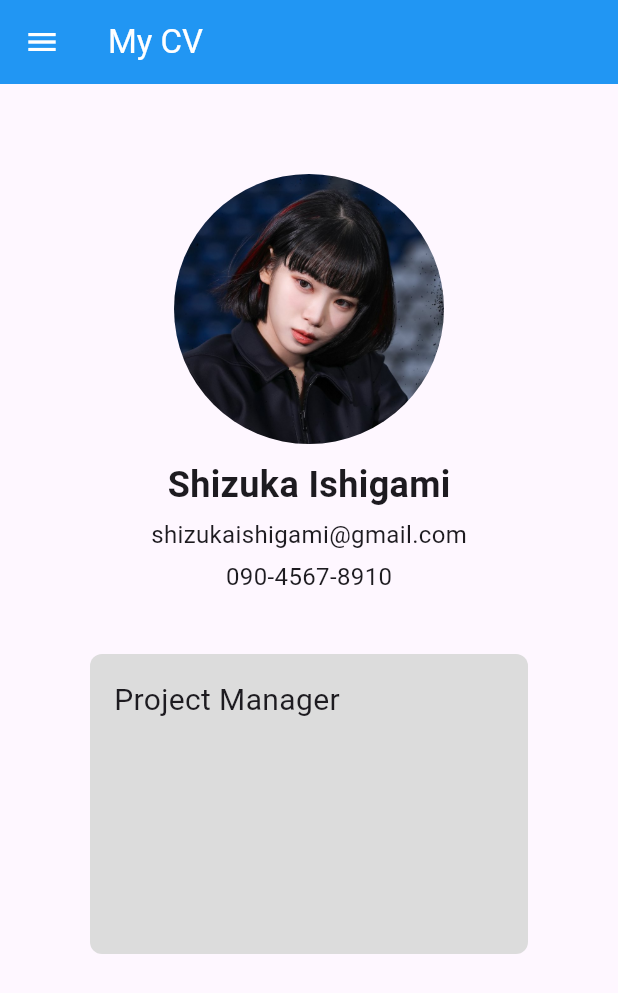
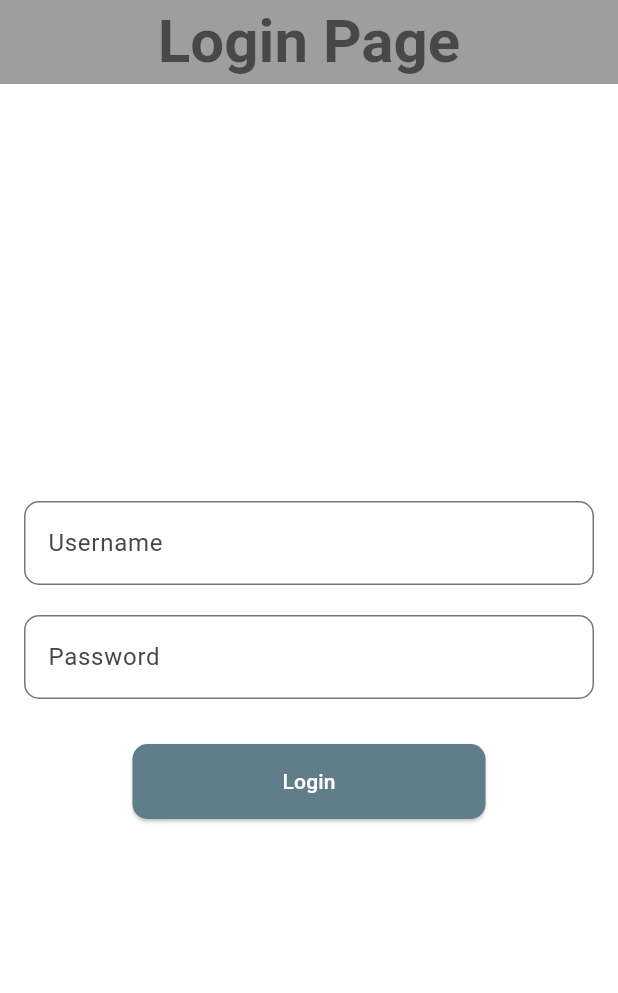
Before and after one commit to KazuMoment/CV-Application, a Flutter app: the screen it shows after launch, on a phone screen of 412 x 824 dp. Shown: the top 993 px of the screen. Run offline on Flutter 3.47's test engine with Material 3 defaults, Android fonts, the phone set to English and light mode, and no system bars; our stand-ins replace image_picker.

Commit message:
implemented the resume format

```diff
--- a/lib/main.dart
+++ b/lib/main.dart
@@ -1,91 +1,21 @@
+import 'package:cv/pages/login.dart';
+import 'package:cv/pages/skills.dart';
 import 'package:flutter/material.dart';
-import 'package:cv/navbar.dart';
+import 'package:cv/pages/home.dart';
+import 'package:cv/pages/education.dart';
+import 'package:cv/pages/projects.dart';
+import 'package:cv/pages/experience.dart';
 
 void main() {
-  runApp(const MyApp());
+  runApp(MaterialApp(
+    initialRoute: '/login',
+    routes: {
+      '/home': (context) => const MyCVPage(),
+      '/education': (context) => const EducationPage(),
+      '/skills': (context) => const SkillsPage(),
+      '/projects': (context) => const ProjectsPage(),
+      '/experience': (context) => const ExperiencePage(),
+      '/login': (context) => LoginPage(),
+    },
+  ));
 }
-
-class MyApp extends StatefulWidget {
-  const MyApp({super.key});
-
-  @override
-  State<MyApp> createState() => _MyAppState();
-}
-
-class _MyAppState extends State<MyApp> {
-  @override
-  Widget build(BuildContext context) {
-    return MaterialApp(
-      debugShowCheckedModeBanner: false,
-      home: Scaffold(
-        drawer: const NavBar(),
-        appBar: AppBar(
-          title: const Text("My CV"),
-          backgroundColor: Colors.blue,
-          foregroundColor: Colors.white,
-        ),
-        body: Padding(
-          padding: const EdgeInsets.all(60),
-          child: Column(
-            children: [
-              // Centered details
-              Center(
-                child: Column(
-                  mainAxisAlignment: MainAxisAlignment.start, // Align items to the top
-                  crossAxisAlignment: CrossAxisAlignment.center,
-                  children: [
-                    ClipOval(
-                      child: Image.asset(
-                        'images/profile.jpg',
-                        width: 180, // Set the desired width
-                        height: 180, // Set the desired height
-                        fit: BoxFit.cover,
-                      ),
-                    ),
-                    const SizedBox(height: 10), // Space between image and text
-                    const Text(
-                      'Shizuka Ishigami',
-                      style: TextStyle(fontSize: 24, fontWeight: FontWeight.bold),
-                    ),
-                    const SizedBox(height: 5), // Space between name and contact info
-                    const Text(
-                      'shizukaishigami@gmail.com',
-                      style: TextStyle(fontSize: 16),
-                    ),
-                    const SizedBox(height: 5),
-                    const Text(
-                      '090-4567-8910',
-                      style: TextStyle(fontSize: 16),
-                    ),
-                  ],
-                ),
-              ),
-              const SizedBox(height: 40), // Space between centered details and left-aligned text
-              // Left-aligned text
-              Align(
-                alignment: Alignment.topLeft,
-                child: Container(
-                  width: 400, height: 200,
-                  padding: const EdgeInsets.all(16),
-                  decoration: BoxDecoration(
-                    color: const Color.fromARGB(255, 220, 220, 220),
-                    borderRadius: BorderRadius.circular(8),
-                  ),
-                  child: const Column(
-                    crossAxisAlignment: CrossAxisAlignment.start,
-                    children: [
-                      Text(
-                        'Project Manager',
-                        style: TextStyle(fontSize: 20),
-                      ),
-                    ],
-                  ),
-                ),
-              ),
-            ],
-          ),
-        ),
-      ),
-    );
-  }
-}
--- /dev/null
+++ b/lib/pages/login.dart
@@ -0,0 +1,119 @@
+import 'package:flutter/material.dart';
+
+class LoginPage extends StatelessWidget {
+  final TextEditingController usernameText = TextEditingController();
+  final TextEditingController passwordText = TextEditingController();
+
+  void loginButton(BuildContext context) {
+    String username = usernameText.text;
+    String password = passwordText.text;
+
+    // Check if username and password are correct
+    if (username == 'kazumoment' && password == '12345') {
+      // login is successful, go to main.dart MyCVPage
+      Navigator.pushReplacementNamed(context, '/home');
+    } else if (username == '' || password == '') {
+      // if the username and/or password is empty go here
+      showDialog(
+        context: context,
+        builder: (BuildContext context) {
+          return AlertDialog(
+            title: const Text("Credentials Invalid!"),
+            content: const Text('Username or Password is empty'),
+            actions: [
+              TextButton(
+                onPressed: () {
+                  Navigator.of(context).pop(); // close the dialog
+                },
+                child: const Text("OK"),
+              ),
+            ],
+          );
+        },
+      );
+    } else {
+      // if wrong password or username, show an error dialog
+      showDialog(
+        context: context,
+        builder: (BuildContext context) {
+          return AlertDialog(
+            title: const Text("Credentials Invalid!"),
+            content: const Text('Invalid username or password entered.'),
+            actions: [
+              TextButton(
+                onPressed: () {
+                  Navigator.of(context).pop(); // Close the dialog
+                },
+                child: const Text("OK"),
+              ),
+            ],
+          );
+        },
+      );
+    }
+  }
+
+  @override
+  Widget build(BuildContext context) {
+    return Scaffold(
+      backgroundColor: Colors.white,
+      appBar: AppBar(
+        title: const Text("Login Page"),
+        centerTitle: true,
+        backgroundColor: Colors.grey,
+        titleTextStyle: const TextStyle(
+          fontWeight: FontWeight.bold,
+          fontSize: 40.0,
+          color: Colors.black54,
+        ),
+      ),
+      body: Padding(
+        padding: const EdgeInsets.all(16.0),
+        child: Column(
+          mainAxisAlignment: MainAxisAlignment.center,
+          children: [
+            // username textfield
+            TextField(
+              controller: usernameText,
+              decoration: InputDecoration(
+                labelText: 'Username',
+                border: OutlineInputBorder(
+                  borderRadius: BorderRadius.circular(10.0),
+                ),
+              ),
+            ),
+            const SizedBox(height: 20),
+
+            // password textfield
+            TextField(
+              controller: passwordText,
+              obscureText: true, // mask the password
+              decoration: InputDecoration(
+                labelText: 'Password',
+                border: OutlineInputBorder(
+                  borderRadius: BorderRadius.circular(10.0),
+                ),
+              ),
+            ),
+            const SizedBox(height: 30),
+
+            // login button
+            ElevatedButton(
+              onPressed: () => loginButton(context),
+              style: ElevatedButton.styleFrom(
+                backgroundColor: Colors.blueGrey, // button bg color
+                foregroundColor: Colors.white, // button text color
+                padding:
+                const EdgeInsets.symmetric(horizontal: 100, vertical: 15),
+                shape: RoundedRectangleBorder(
+                  borderRadius: BorderRadius.circular(10.0),
+                ),
+              ),
+              child: const Text("Login"),
+            ),
+          ],
+        ),
+      ),
+    );
+  }
+}
--- a/pubspec.yaml
+++ b/pubspec.yaml
@@ -35,6 +35,7 @@ dependencies:
   # The following adds the Cupertino Icons font to your application.
   # Use with the CupertinoIcons class for iOS style icons.
   cupertino_icons: ^1.0.8
+  image_picker: ^1.1.2
 
 dev_dependencies:
   flutter_test:
```
Also changed, not shown: lib/bullet.dart (deleted, +0 -16 lines), lib/navbar.dart (deleted, +0 -60 lines), lib/navbartest.dart (deleted, +0 -66 lines), lib/pages/education.dart (added, +73 -0 lines), lib/pages/experience.dart (added, +28 -0 lines), lib/pages/home.dart (added, +154 -0 lines), lib/pages/projects.dart (added, +28 -0 lines), lib/pages/skills.dart (added, +83 -0 lines), lib/utils.dart (added, +10 -0 lines), pubspec.lock, 5 other files.
